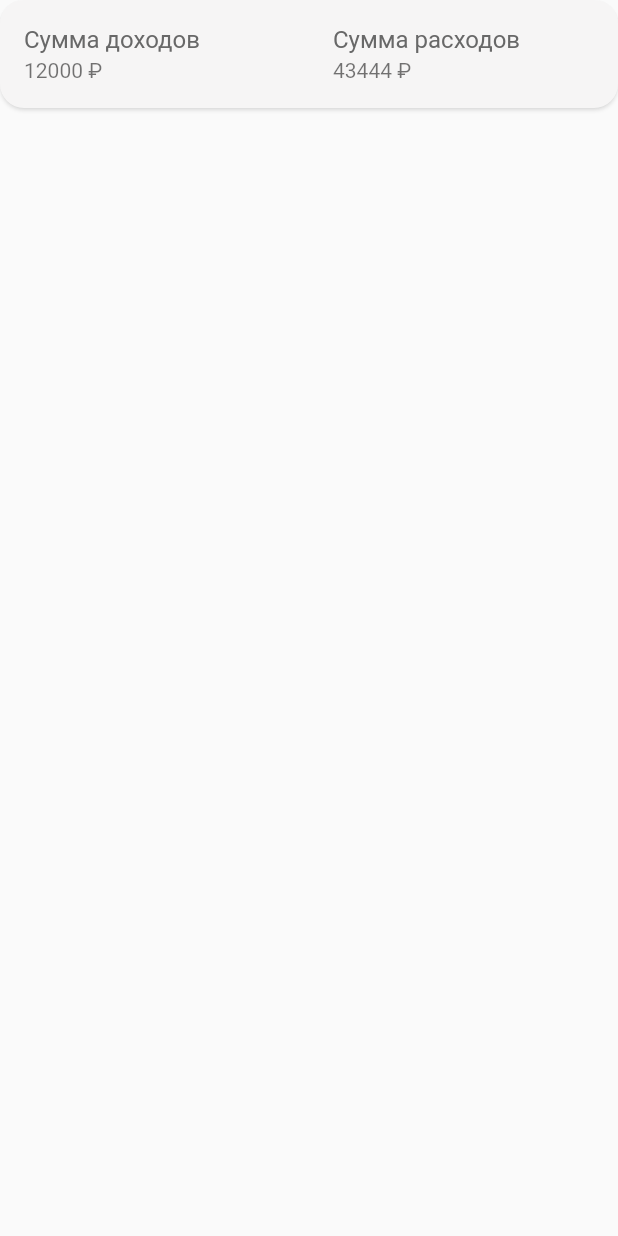
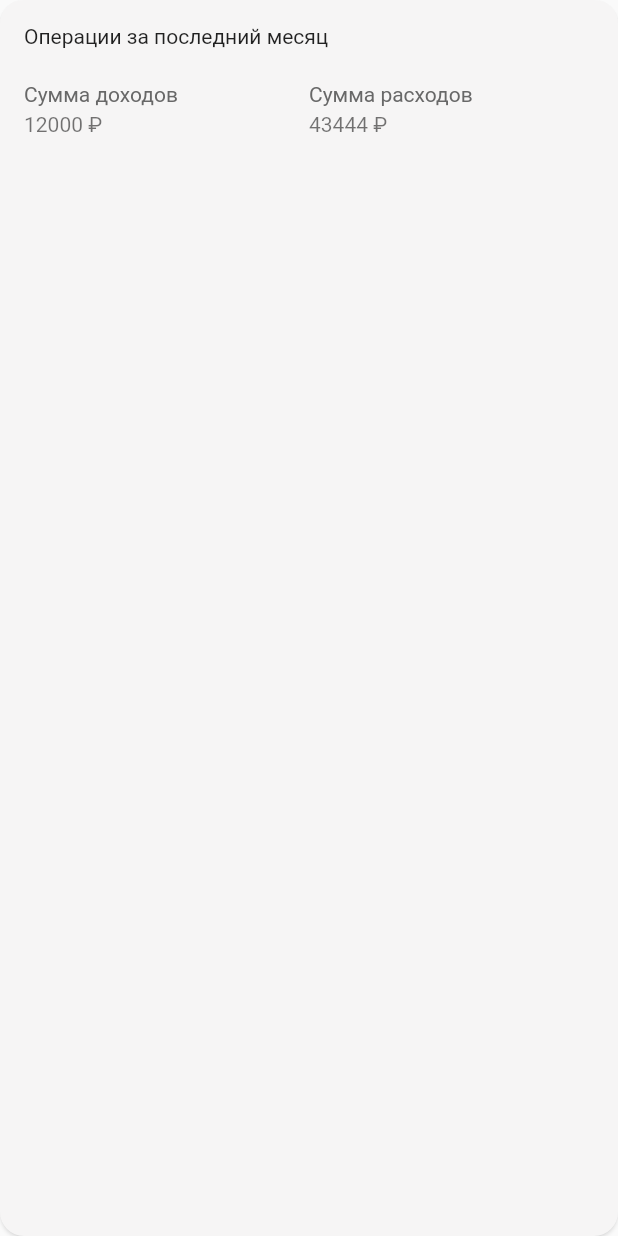
Before and after one commit to RedFox802/budget_tracker_app, a Flutter app: the BudgetCard widget shown alone on an empty page, opened directly, on a phone screen of 412 x 824 dp. Run offline on Flutter 3.47's test engine with Material 2 defaults, Android fonts, the phone set to English and light mode, and no system bars; our stand-ins replace auto_route, flutter_bloc, freezed_annotation, get_it, hydrated_bloc, injectable and 1 more; generated files the repository leaves out were written again; statements that could not run were skipped.

Commit message:
feat(CardCircularBorderAllWrapper): обновление верстки

```diff
--- a/lib/feature/home/presentation/component/budget_card.dart
+++ b/lib/feature/home/presentation/component/budget_card.dart
@@ -1,5 +1,4 @@
 import 'package:budget_tracker_app/common/presentation/component/card_wrapper/card_circular_border_all_wrapper.dart';
-import 'package:budget_tracker_app/theme/app_colors.dart';
 import 'package:budget_tracker_app/theme/app_text_theme.dart';
 import 'package:flutter/material.dart';
 
@@ -17,40 +16,60 @@ class BudgetCard extends StatelessWidget {
   @override
   Widget build(BuildContext context) {
     return CardCircularBorderAllWrapper(
-      padding:  EdgeInsets.zero,
+      padding: const EdgeInsets.fromLTRB(16, 16, 16, 0),
       elevation: 1,
-      child: Row(
+      child: Column(
+        crossAxisAlignment: CrossAxisAlignment.start,
+        children: [
+          const Text(
+            'Операции за последний месяц',
+            style: AppTextTheme.title,
+            maxLines: 2,
+            overflow: TextOverflow.ellipsis,
+          ),
+          const SizedBox(height: 4),
+          Row(
             mainAxisSize: MainAxisSize.min,
             mainAxisAlignment: MainAxisAlignment.spaceBetween,
             children: [
               Expanded(
                 child: ListTile(
+                  contentPadding: EdgeInsets.zero,
                   title: const Text(
                     'Сумма доходов',
-                style: AppTextTheme.largeDisabled,
+                    style: AppTextTheme.regularDisabled,
                     overflow: TextOverflow.ellipsis,
                   ),
-              subtitle: Text(
+                  subtitle: Padding(
+                    padding: const EdgeInsets.only(top: 4),
+                    child: Text(
                       '$totalIncome ₽',
                       style: AppTextTheme.title,
                       overflow: TextOverflow.ellipsis,
                     ),
                   ),
                 ),
+              ),
               Expanded(
                 child: ListTile(
+                  contentPadding: EdgeInsets.zero,
                   title: const Text(
                     'Сумма расходов',
-                style: AppTextTheme.largeDisabled,
+                    style: AppTextTheme.regularDisabled,
                     overflow: TextOverflow.ellipsis,
                   ),
-              subtitle: Text(
+                  subtitle: Padding(
+                    padding: const EdgeInsets.only(top: 4),
+                    child: Text(
                       '$totalSpending ₽',
                       style: AppTextTheme.title,
                       overflow: TextOverflow.ellipsis,
                     ),
                   ),
                 ),
+              ),
+            ],
+          ),
         ],
       ),
     );
```
Also changed, not shown: lib/feature/transactions_list/presentation/components/transaction_card.dart (+11 -8 lines). Lines whose indentation alone changed are shown as unchanged.
